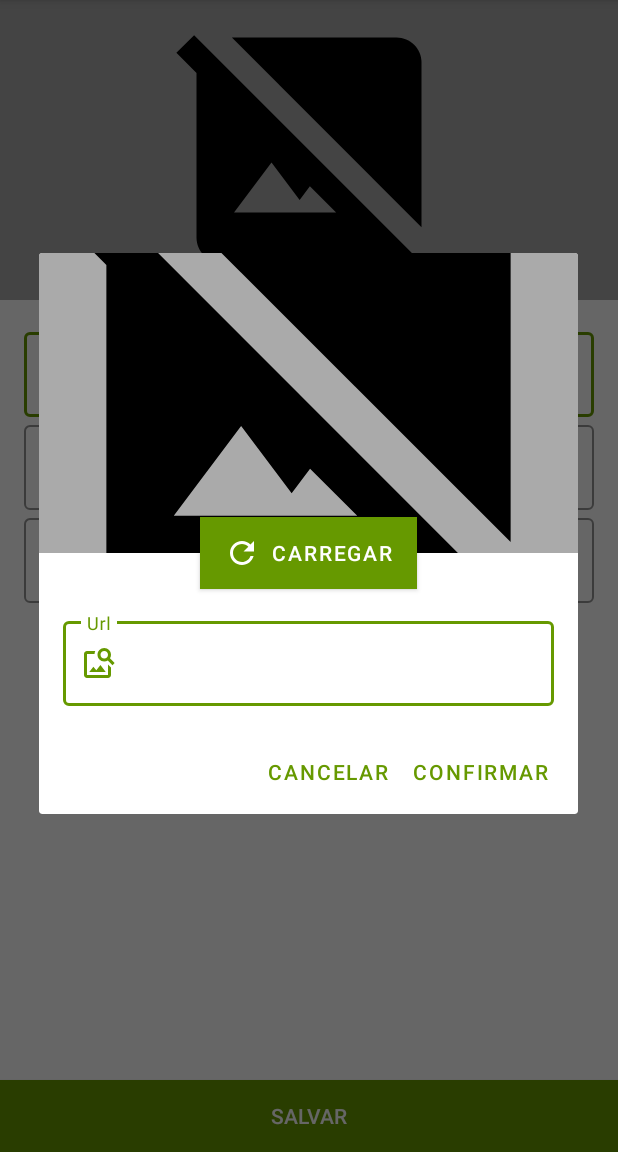
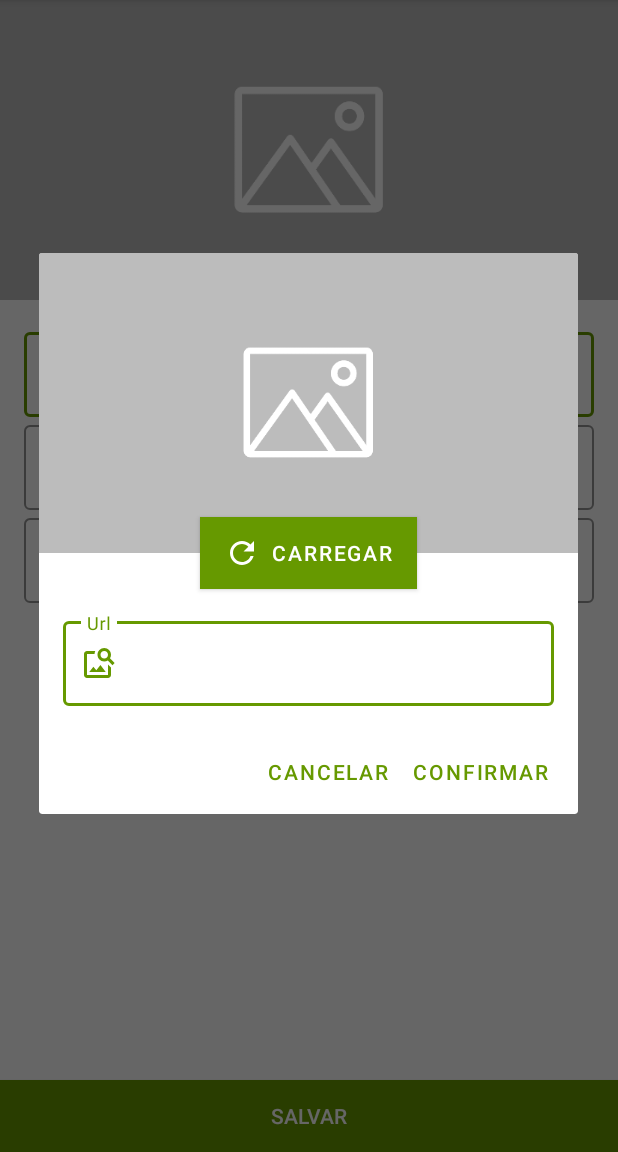
Before and after one commit to GabrielAlvesDoCarmo/Orgs, an Android app: the FormActivity screen opened directly, with no data from a screen before it, after a tap on an icon or button, on a phone screen of 412 x 824 dp, the part 84-1236 px from its top. Run offline under Robolectric (Android 15) with nearby library versions, the phone set to English and light mode, and no system bars; libraries missing offline, so code that uses them is left out: coil.decode; 1 statement that could not run was skipped.

Commit message:
ajustando imagens padrao

```diff
--- a/app/src/main/java/com/gdsdevtec/orgs/utils/ext/DialogUtils.kt
+++ b/app/src/main/java/com/gdsdevtec/orgs/utils/ext/DialogUtils.kt
@@ -3,7 +3,6 @@ package com.gdsdevtec.orgs.utils.ext
 import android.content.Context
 import android.os.Build
 import android.view.LayoutInflater
-import android.widget.ImageView
 import androidx.appcompat.app.AlertDialog
 import coil.ImageLoader
 import coil.decode.GifDecoder
@@ -62,8 +61,7 @@ class DialogUtils(private val context: Context) {
     }
     private fun clickEndIconUrlDialog(binding: DialogImageProductBinding) = binding.apply{
         inputProductImageUrl.text?.clear()
-        dialogImg.scaleType = ImageView.ScaleType.FIT_CENTER
-        dialogImg.setImageResource(R.drawable.ic_not_image_default)
+        dialogImg.setImageResource(R.drawable.image_default)
     }
 
 
--- a/app/src/main/res/drawable/ic_error_image_null.xml
+++ /dev/null
@@ -1,5 +0,0 @@
-<vector android:height="24dp" android:tint="@color/error_icon_image"
-    android:viewportHeight="24" android:viewportWidth="24"
-    android:width="24dp" xmlns:android="http://schemas.android.com/apk/res/android">
-    <path android:fillColor="@android:color/white" android:pathData="M11,15h2v2h-2zM11,7h2v6h-2zM11.99,2C6.47,2 2,6.48 2,12s4.47,10 9.99,10C17.52,22 22,17.52 22,12S17.52,2 11.99,2zM12,20c-4.42,0 -8,-3.58 -8,-8s3.58,-8 8,-8 8,3.58 8,8 -3.58,8 -8,8z"/>
-</vector>
--- a/app/src/main/res/drawable/ic_error_image_value.xml
+++ /dev/null
@@ -1,5 +0,0 @@
-<vector android:height="24dp" android:tint="#C31B1B"
-    android:viewportHeight="24" android:viewportWidth="24"
-    android:width="24dp" xmlns:android="http://schemas.android.com/apk/res/android">
-    <path android:fillColor="@android:color/white" android:pathData="M12,2C6.48,2 2,6.48 2,12s4.48,10 10,10 10,-4.48 10,-10S17.52,2 12,2zM12,20c-4.42,0 -8,-3.58 -8,-8 0,-1.85 0.63,-3.55 1.69,-4.9L16.9,18.31C15.55,19.37 13.85,20 12,20zM18.31,16.9L7.1,5.69C8.45,4.63 10.15,4 12,4c4.42,0 8,3.58 8,8 0,1.85 -0.63,3.55 -1.69,4.9z"/>
-</vector>
--- a/app/src/main/res/drawable/ic_not_image_default.xml
+++ /dev/null
@@ -1,6 +0,0 @@
-<vector android:height="24dp" android:tint="#000000"
-    android:viewportHeight="24" android:viewportWidth="24"
-    android:width="24dp" xmlns:android="http://schemas.android.com/apk/res/android">
-    <path android:fillColor="@android:color/white" android:pathData="M21,5c0,-1.1 -0.9,-2 -2,-2H5.83L21,18.17V5z"/>
-    <path android:fillColor="@android:color/white" android:pathData="M2.81,2.81L1.39,4.22L3,5.83V19c0,1.1 0.9,2 2,2h13.17l1.61,1.61l1.41,-1.41L2.81,2.81zM6,17l3,-4l2.25,3l0.82,-1.1l2.1,2.1H6z"/>
-</vector>
--- a/app/src/main/res/layout/activity_form.xml
+++ b/app/src/main/res/layout/activity_form.xml
@@ -14,7 +14,8 @@
             android:id="@+id/form_image_product"
             android:layout_width="@dimen/spacing_none"
             android:layout_height="200dp"
-            android:src="@drawable/ic_not_image_default"
+            android:scaleType="centerCrop"
+            android:src="@drawable/image_default"
             android:background="@android:color/darker_gray"
             app:layout_constraintTop_toTopOf="parent"
             app:layout_constraintStart_toStartOf="parent"
--- a/app/src/main/res/layout/dialog_image_product.xml
+++ b/app/src/main/res/layout/dialog_image_product.xml
@@ -15,7 +15,7 @@
             android:layout_height="200dp"
             android:scaleType="centerCrop"
             android:background="@android:color/darker_gray"
-            android:src="@drawable/ic_not_image_default"
+            android:src="@drawable/image_default"
             app:layout_constraintEnd_toEndOf="parent"
             app:layout_constraintStart_toStartOf="parent"
             app:layout_constraintTop_toTopOf="parent" />
--- a/app/src/main/res/layout/item_product.xml
+++ b/app/src/main/res/layout/item_product.xml
@@ -16,7 +16,7 @@
             android:id="@+id/item_product_image"
             android:layout_width="0dp"
             android:layout_height="0dp"
-            android:scaleType="fitXY"
+            android:scaleType="centerCrop"
             android:background="@android:color/darker_gray"
             app:layout_constraintBottom_toBottomOf="parent"
             app:layout_constraintEnd_toStartOf="@+id/guideline"
```
Also changed, not shown: app/src/main/java/com/gdsdevtec/orgs/ui/FormActivity.kt (+1 -10 lines).
